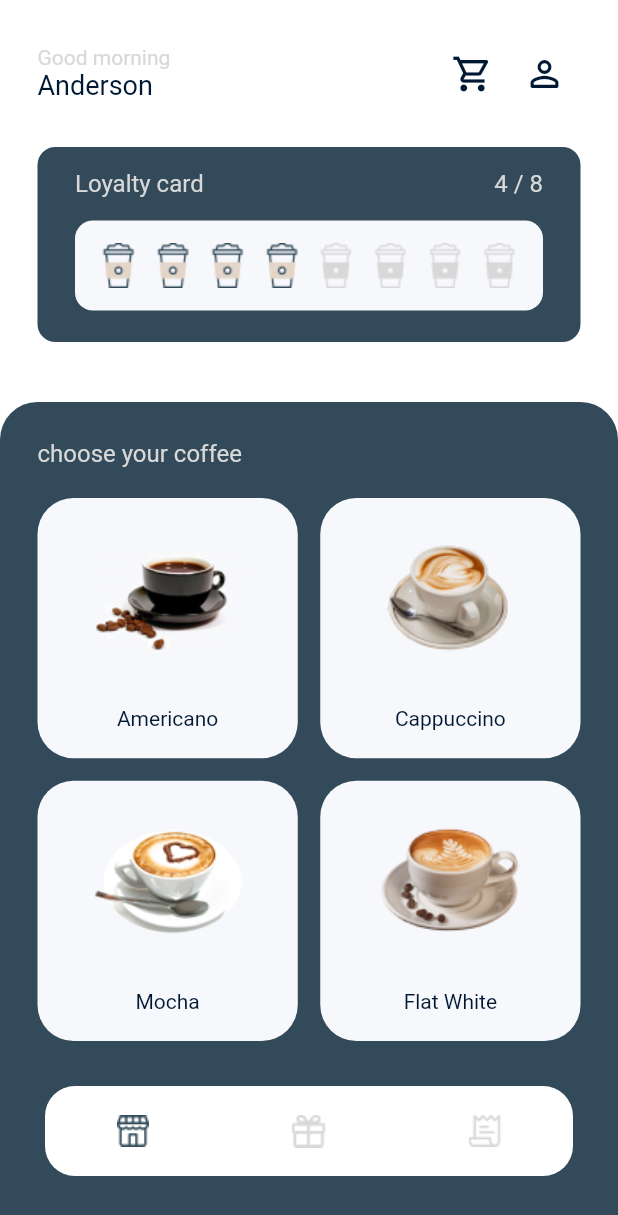
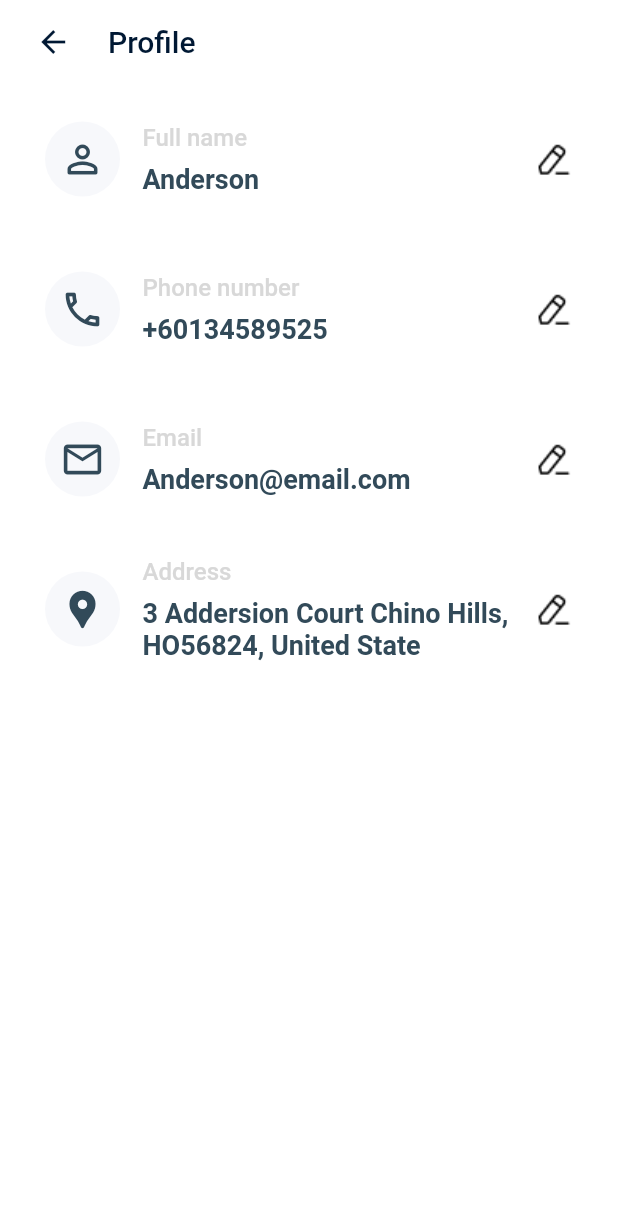
Before and after one commit to JhansiA/coffee_delivery_app, a Flutter app: the screen it shows after launch, after a tap on the "person outline" icon, on a phone screen of 412 x 824 dp. Shown: the top 1215 px of the screen. Run offline on Flutter 3.47's test engine with Material 2 defaults, Android fonts, the phone set to English and light mode, and no system bars; drawn by our look-alikes of badges.

Commit message:
added profile screen and greeting changed in homepage

```diff
--- /dev/null
+++ b/lib/models/user.dart
@@ -0,0 +1,14 @@
+class User {
+  final String name, email, address, phonenumber;
+  User(
+      {required this.name,
+      required this.email,
+      required this.address,
+      required this.phonenumber});
+}
+
+User user = User(
+    name: 'Anderson',
+    email: 'Anderson@email.com',
+    address: '3 Addersion Court Chino Hills, HO56824, United State',
+    phonenumber: '+60134589525');
--- a/lib/screens/home_page/components/top_bar.dart
+++ b/lib/screens/home_page/components/top_bar.dart
@@ -1,7 +1,9 @@
 import 'package:badges/badges.dart';
 import 'package:coffee_delivery_app/constants.dart';
+import 'package:coffee_delivery_app/models/user.dart';
 import 'package:coffee_delivery_app/provider/order_page_provider.dart';
 import 'package:coffee_delivery_app/screens/cart_details/cart_page.dart';
+import 'package:coffee_delivery_app/screens/profile/profile_screen.dart';
 import 'package:flutter/material.dart';
 import 'package:provider/provider.dart';
 
@@ -12,6 +14,17 @@ class TopBar extends StatelessWidget {
 
   @override
   Widget build(BuildContext context) {
+    String greeting() {
+      var hour = DateTime.now().hour;
+      if (hour < 12) {
+        return 'Good morning';
+      }
+      if (hour < 17) {
+        return 'Good afternoon';
+      }
+      return 'Good evening';
+    }
+
     int cartCount = context.watch<OrderPageProvider>().cartCount;
     return Padding(
       padding: const EdgeInsets.all(25),
@@ -20,23 +33,24 @@ class TopBar extends StatelessWidget {
         children: [
           Column(
             crossAxisAlignment: CrossAxisAlignment.start,
-            children: const [
+            children: [
               Text(
-                'Good morning',
-                style: TextStyle(color: kSecondaryTextColor, fontSize: 14),
+                greeting(),
+                style:
+                    const TextStyle(color: kSecondaryTextColor, fontSize: 16),
               ),
+              const SizedBox(height: 6),
               Text(
-                'Anderson',
-                style: TextStyle(color: kPrimaryTextColor, fontSize: 18),
+                user.name,
+                style: const TextStyle(
+                    color: kPrimaryTextColor,
+                    fontSize: 18,
+                    fontWeight: FontWeight.w600),
               ),
             ],
           ),
           Row(
             children: [
-              // IconButton(
-              //     onPressed: () {},
-              //     icon: const Icon(Icons.shopping_cart_outlined,
-              //         color: kPrimaryTextColor)),
               GestureDetector(
                 onTap: () {
                   Navigator.push(
@@ -62,7 +76,12 @@ class TopBar extends StatelessWidget {
                 width: 10,
               ),
               IconButton(
-                  onPressed: () {},
+                  onPressed: () {
+                    Navigator.push(
+                        context,
+                        MaterialPageRoute(
+                            builder: (context) => const ProfileScreen()));
+                  },
                   icon: const Icon(Icons.person_outline_rounded,
                       color: kPrimaryTextColor, size: 28)),
             ],
--- /dev/null
+++ b/lib/screens/profile/components/profile_details.dart
@@ -0,0 +1,84 @@
+import 'package:coffee_delivery_app/constants.dart';
+import 'package:flutter/material.dart';
+
+class ProfileDetails extends StatelessWidget {
+  const ProfileDetails({
+    Key? key,
+    required this.icon,
+    required this.title,
+    required this.data,
+  }) : super(key: key);
+  final IconData icon;
+  final String title, data;
+  @override
+  Widget build(BuildContext context) {
+    return Container(
+      height: 100,
+      width: double.infinity,
+      color: Colors.transparent,
+      child: Row(
+        mainAxisAlignment: MainAxisAlignment.spaceBetween,
+        children: [
+          Row(
+            mainAxisAlignment: MainAxisAlignment.spaceBetween,
+            children: [
+              Container(
+                height: 50,
+                width: 50,
+                decoration: BoxDecoration(
+                    borderRadius: BorderRadius.circular(50),
+                    color: kContainerColor),
+                child: Center(
+                    child:
+                        Icon(icon, color: kSecondaryBackgroundColor, size: 30)),
+              ),
+              const SizedBox(
+                width: 15.0,
+              ),
+              Column(
+                crossAxisAlignment: CrossAxisAlignment.start,
+                mainAxisAlignment: MainAxisAlignment.center,
+                children: [
+                  Text(title,
+                      style: const TextStyle(
+                          color: kSecondaryTextColor,
+                          fontSize: 16,
+                          fontWeight: FontWeight.w500)),
+                  const SizedBox(
+                    height: 8.0,
+                  ),
+                  SizedBox(
+                    width: MediaQuery.of(context).size.width * 0.6,
+                    child: Text(data,
+                        style: const TextStyle(
+                            color: kSecondaryBackgroundColor,
+                            fontSize: 18,
+                            fontWeight: FontWeight.w600),
+                        maxLines: 3,
+                        softWrap: true,
+                        overflow: TextOverflow.ellipsis),
+                  ),
+                ],
+              ),
+            ],
+          ),
+          GestureDetector(
+            onTap: () {},
+            child: Container(
+              width: 25,
+              height: 25,
+              decoration: const BoxDecoration(
+                  image: DecorationImage(
+                      image: AssetImage('assets/icons/Edit.png'),
+                      fit: BoxFit.fill)),
+              // child: Image.asset(
+              //   'assets/icons/Edit.png',
+              //   alignment: Alignment.center,
+              // ),
+            ),
+          ),
+        ],
+      ),
+    );
+  }
+}
--- /dev/null
+++ b/lib/screens/profile/profile_screen.dart
@@ -0,0 +1,66 @@
+import 'package:coffee_delivery_app/constants.dart';
+import 'package:coffee_delivery_app/models/user.dart';
+import 'package:flutter/material.dart';
+import 'components/profile_details.dart';
+
+class ProfileScreen extends StatelessWidget {
+  const ProfileScreen({super.key});
+
+  @override
+  Widget build(BuildContext context) {
+    return Scaffold(
+      backgroundColor: kDefaultBackgroundColor,
+      appBar: AppBar(
+        automaticallyImplyLeading: false,
+        backgroundColor: Colors.transparent,
+        elevation: 0.0,
+        titleTextStyle: const TextStyle(
+            color: kPrimaryTextColor,
+            fontSize: 20,
+            fontWeight: FontWeight.w500),
+        leading: Padding(
+          padding: const EdgeInsets.only(left: 15.0),
+          child: IconButton(
+              onPressed: () {
+                Navigator.pop(context);
+              },
+              icon: const Icon(Icons.arrow_back, color: kPrimaryTextColor)),
+        ),
+        title: const Text('Profile'),
+      ),
+      body: SafeArea(
+        bottom: false,
+        child: Padding(
+          padding: const EdgeInsets.symmetric(horizontal: 30.0),
+          child: SingleChildScrollView(
+            child: Column(
+              crossAxisAlignment: CrossAxisAlignment.start,
+              children: [
+                ProfileDetails(
+                  icon: Icons.person_outline_rounded,
+                  title: 'Full name',
+                  data: user.name,
+                ),
+                ProfileDetails(
+                  icon: Icons.call_outlined,
+                  title: 'Phone number',
+                  data: user.phonenumber,
+                ),
+                ProfileDetails(
+                  icon: Icons.email_outlined,
+                  title: 'Email',
+                  data: user.email,
+                ),
+                ProfileDetails(
+                  icon: Icons.location_pin,
+                  title: 'Address',
+                  data: user.address,
+                ),
+              ],
+            ),
+          ),
+        ),
+      ),
+    );
+  }
+}
--- a/lib/screens/rewards/components/redeemdrinks_page.dart
+++ b/lib/screens/rewards/components/redeemdrinks_page.dart
@@ -30,7 +30,7 @@ class RedeemDrinks extends StatelessWidget {
         title: const Text('Redeem'),
       ),
       body: Padding(
-        padding: const EdgeInsets.symmetric(horizontal: 30),
+        padding: const EdgeInsets.symmetric(horizontal: 25),
         child: ListView.builder(
             itemCount: products.length,
             itemBuilder: (context, index) {
@@ -95,6 +95,9 @@ class ProductDetails extends StatelessWidget {
               ),
             ],
           ),
+          const SizedBox(
+            width: 12.0,
+          ),
           RoundedButton(
             width: 75,
             onPressed: () {
```
